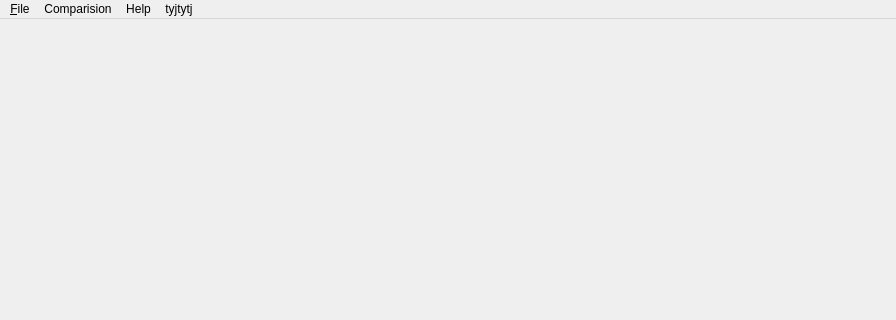
First picture: the form in mainwindow.ui, repository WhisperingWindLinux/ImageDiff, before the edit; both pictures show x 0 to 896 and y 0 to 320 of the 896 by 652 pixel window.
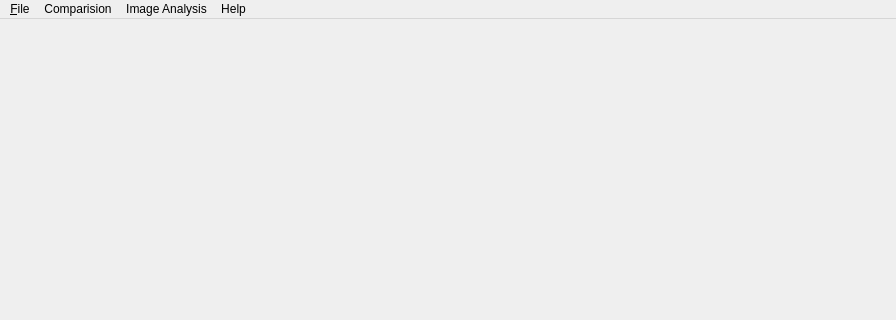
Second picture: the form after the edit.

```diff
--- a/mainwindow.ui
+++ b/mainwindow.ui
@@ -46,15 +46,15 @@
     </property>
     <addaction name="actionAbout"/>
    </widget>
-   <widget class="QMenu" name="menutyjtytj">
+   <widget class="QMenu" name="menuImage_Analysis">
     <property name="title">
-     <string>tyjtytj</string>
+     <string>Image Analysis</string>
     </property>
    </widget>
    <addaction name="menu_File"/>
    <addaction name="menuComparision"/>
+   <addaction name="menuImage_Analysis"/>
    <addaction name="menuHelp"/>
-   <addaction name="menutyjtytj"/>
   </widget>
   <widget class="QStatusBar" name="statusbar"/>
   <action name="actionOpenImages">
```
Left out of the diff: 52 changed lines with no effect on the pictures.
